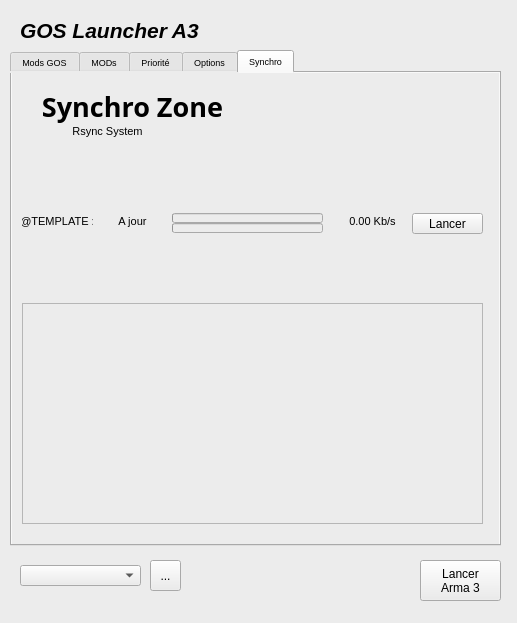
Above: principale.ui from ChristopheTdn/GOSLauncher_A3_Python_version before the change. Below: the same form after it.
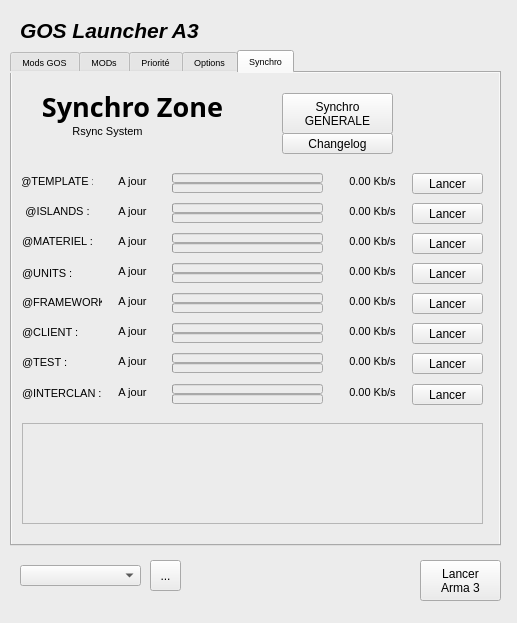
That is the form after the change. Icons and pictures are not drawn.

Commit message: Add some control in RSYNC GUI

```diff
--- a/principale.ui
+++ b/principale.ui
@@ -2171,7 +2171,7 @@
       <property name="geometry">
        <rect>
         <x>10</x>
-        <y>140</y>
+        <y>100</y>
         <width>71</width>
         <height>16</height>
        </rect>
@@ -2192,7 +2192,7 @@
       <property name="geometry">
        <rect>
         <x>90</x>
-        <y>140</y>
+        <y>100</y>
         <width>61</width>
         <height>16</height>
        </rect>
@@ -2213,7 +2213,7 @@
       <property name="geometry">
        <rect>
         <x>330</x>
-        <y>140</y>
+        <y>100</y>
         <width>61</width>
         <height>16</height>
        </rect>
@@ -2234,7 +2234,7 @@
       <property name="geometry">
        <rect>
         <x>400</x>
-        <y>140</y>
+        <y>100</y>
         <width>71</width>
         <height>21</height>
        </rect>
@@ -2247,7 +2247,7 @@
       <property name="geometry">
        <rect>
         <x>160</x>
-        <y>140</y>
+        <y>100</y>
         <width>151</width>
         <height>10</height>
        </rect>
@@ -2266,7 +2266,7 @@
       <property name="geometry">
        <rect>
         <x>160</x>
-        <y>150</y>
+        <y>110</y>
         <width>151</width>
         <height>10</height>
        </rect>
@@ -2285,9 +2285,9 @@
       <property name="geometry">
        <rect>
         <x>10</x>
-        <y>230</y>
+        <y>350</y>
         <width>461</width>
-        <height>221</height>
+        <height>101</height>
        </rect>
       </property>
       <property name="documentTitle">
@@ -2300,6 +2300,831 @@
        <bool>false</bool>
       </property>
      </widget>
+     <widget class="QLabel" name="label_synchro_islands">
+      <property name="geometry">
+       <rect>
+        <x>10</x>
+        <y>130</y>
+        <width>71</width>
+        <height>16</height>
+       </rect>
+      </property>
+      <property name="font">
+       <font>
+        <pointsize>8</pointsize>
+       </font>
+      </property>
+      <property name="text">
+       <string>@ISLANDS :</string>
+      </property>
+      <property name="alignment">
+       <set>Qt::AlignCenter</set>
+      </property>
+     </widget>
+     <widget class="QProgressBar" name="progressBar_synchro_islands_fichier">
+      <property name="geometry">
+       <rect>
+        <x>160</x>
+        <y>130</y>
+        <width>151</width>
+        <height>10</height>
+       </rect>
+      </property>
+      <property name="value">
+       <number>0</number>
+      </property>
+      <property name="alignment">
+       <set>Qt::AlignCenter</set>
+      </property>
+      <property name="textVisible">
+       <bool>false</bool>
+      </property>
+     </widget>
+     <widget class="QLabel" name="label_synchro_islands_debit">
+      <property name="geometry">
+       <rect>
+        <x>330</x>
+        <y>130</y>
+        <width>61</width>
+        <height>16</height>
+       </rect>
+      </property>
+      <property name="font">
+       <font>
+        <pointsize>8</pointsize>
+       </font>
+      </property>
+      <property name="text">
+       <string>0.00 Kb/s</string>
+      </property>
+      <property name="alignment">
+       <set>Qt::AlignCenter</set>
+      </property>
+     </widget>
+     <widget class="QLabel" name="label_synchro_islands_state">
+      <property name="geometry">
+       <rect>
+        <x>90</x>
+        <y>130</y>
+        <width>61</width>
+        <height>16</height>
+       </rect>
+      </property>
+      <property name="font">
+       <font>
+        <pointsize>8</pointsize>
+       </font>
+      </property>
+      <property name="text">
+       <string>A jour</string>
+      </property>
+      <property name="alignment">
+       <set>Qt::AlignCenter</set>
+      </property>
+     </widget>
+     <widget class="QProgressBar" name="progressBar_synchro_islands_global">
+      <property name="geometry">
+       <rect>
+        <x>160</x>
+        <y>140</y>
+        <width>151</width>
+        <height>10</height>
+       </rect>
+      </property>
+      <property name="value">
+       <number>0</number>
+      </property>
+      <property name="alignment">
+       <set>Qt::AlignCenter</set>
+      </property>
+      <property name="textVisible">
+       <bool>false</bool>
+      </property>
+     </widget>
+     <widget class="QPushButton" name="pushButton_synchro_islands_launch">
+      <property name="geometry">
+       <rect>
+        <x>400</x>
+        <y>130</y>
+        <width>71</width>
+        <height>21</height>
+       </rect>
+      </property>
+      <property name="text">
+       <string>Lancer</string>
+      </property>
+     </widget>
+     <widget class="QLabel" name="label_synchro_materiel_state">
+      <property name="geometry">
+       <rect>
+        <x>90</x>
+        <y>160</y>
+        <width>61</width>
+        <height>16</height>
+       </rect>
+      </property>
+      <property name="font">
+       <font>
+        <pointsize>8</pointsize>
+       </font>
+      </property>
+      <property name="text">
+       <string>A jour</string>
+      </property>
+      <property name="alignment">
+       <set>Qt::AlignCenter</set>
+      </property>
+     </widget>
+     <widget class="QProgressBar" name="progressBar_synchro_materiel_fichier">
+      <property name="geometry">
+       <rect>
+        <x>160</x>
+        <y>160</y>
+        <width>151</width>
+        <height>10</height>
+       </rect>
+      </property>
+      <property name="value">
+       <number>0</number>
+      </property>
+      <property name="alignment">
+       <set>Qt::AlignCenter</set>
+      </property>
+      <property name="textVisible">
+       <bool>false</bool>
+      </property>
+     </widget>
+     <widget class="QLabel" name="label_synchro_materiel">
+      <property name="geometry">
+       <rect>
+        <x>10</x>
+        <y>160</y>
+        <width>71</width>
+        <height>16</height>
+       </rect>
+      </property>
+      <property name="font">
+       <font>
+        <pointsize>8</pointsize>
+       </font>
+      </property>
+      <property name="text">
+       <string>@MATERIEL :</string>
+      </property>
+      <property name="alignment">
+       <set>Qt::AlignCenter</set>
+      </property>
+     </widget>
+     <widget class="QLabel" name="label_synchro_materiel_debit">
+      <property name="geometry">
+       <rect>
+        <x>330</x>
+        <y>160</y>
+        <width>61</width>
+        <height>16</height>
+       </rect>
+      </property>
+      <property name="font">
+       <font>
+        <pointsize>8</pointsize>
+       </font>
+      </property>
+      <property name="text">
+       <string>0.00 Kb/s</string>
+      </property>
+      <property name="alignment">
+       <set>Qt::AlignCenter</set>
+      </property>
+     </widget>
+     <widget class="QProgressBar" name="progressBar_synchro_materiel_global">
+      <property name="geometry">
+       <rect>
+        <x>160</x>
+        <y>170</y>
+        <width>151</width>
+        <height>10</height>
+       </rect>
+      </property>
+      <property name="value">
+       <number>0</number>
+      </property>
+      <property name="alignment">
+       <set>Qt::AlignCenter</set>
+      </property>
+      <property name="textVisible">
+       <bool>false</bool>
+      </property>
+     </widget>
+     <widget class="QPushButton" name="pushButton_synchro_materiel_launch">
+      <property name="geometry">
+       <rect>
+        <x>400</x>
+        <y>160</y>
+        <width>71</width>
+        <height>21</height>
+       </rect>
+      </property>
+      <property name="text">
+       <string>Lancer</string>
+      </property>
+     </widget>
+     <widget class="QLabel" name="label_synchro_framework_debit">
+      <property name="geometry">
+       <rect>
+        <x>330</x>
+        <y>220</y>
+        <width>61</width>
+        <height>16</height>
+       </rect>
+      </property>
+      <property name="font">
+       <font>
+        <pointsize>8</pointsize>
+       </font>
+      </property>
+      <property name="text">
+       <string>0.00 Kb/s</string>
+      </property>
+      <property name="alignment">
+       <set>Qt::AlignCenter</set>
+      </property>
+     </widget>
+     <widget class="QPushButton" name="pushButton_synchro_framework_launch">
+      <property name="geometry">
+       <rect>
+        <x>400</x>
+        <y>220</y>
+        <width>71</width>
+        <height>21</height>
+       </rect>
+      </property>
+      <property name="text">
+       <string>Lancer</string>
+      </property>
+     </widget>
+     <widget class="QLabel" name="label_synchro_framework">
+      <property name="geometry">
+       <rect>
+        <x>10</x>
+        <y>219</y>
+        <width>91</width>
+        <height>21</height>
+       </rect>
+      </property>
+      <property name="font">
+       <font>
+        <pointsize>8</pointsize>
+       </font>
+      </property>
+      <property name="text">
+       <string>@FRAMEWORK :</string>
+      </property>
+      <property name="alignment">
+       <set>Qt::AlignLeading|Qt::AlignLeft|Qt::AlignVCenter</set>
+      </property>
+     </widget>
+     <widget class="QProgressBar" name="progressBar_synchro_framework_global">
+      <property name="geometry">
+       <rect>
+        <x>160</x>
+        <y>230</y>
+        <width>151</width>
+        <height>10</height>
+       </rect>
+      </property>
+      <property name="value">
+       <number>0</number>
+      </property>
+      <property name="alignment">
+       <set>Qt::AlignCenter</set>
+      </property>
+      <property name="textVisible">
+       <bool>false</bool>
+      </property>
+     </widget>
+     <widget class="QLabel" name="label_synchro_framework_state">
+      <property name="geometry">
+       <rect>
+        <x>90</x>
+        <y>220</y>
+        <width>61</width>
+        <height>16</height>
+       </rect>
+      </property>
+      <property name="font">
+       <font>
+        <pointsize>8</pointsize>
+       </font>
+      </property>
+      <property name="text">
+       <string>A jour</string>
+      </property>
+      <property name="alignment">
+       <set>Qt::AlignCenter</set>
+      </property>
+     </widget>
+     <widget class="QProgressBar" name="progressBar_synchro_framework_fichier">
+      <property name="geometry">
+       <rect>
+        <x>160</x>
+        <y>220</y>
+        <width>151</width>
+        <height>10</height>
+       </rect>
+      </property>
+      <property name="value">
+       <number>0</number>
+      </property>
+      <property name="alignment">
+       <set>Qt::AlignCenter</set>
+      </property>
+      <property name="textVisible">
+       <bool>false</bool>
+      </property>
+     </widget>
+     <widget class="QLabel" name="label_synchro_units_state">
+      <property name="geometry">
+       <rect>
+        <x>90</x>
+        <y>190</y>
+        <width>61</width>
+        <height>16</height>
+       </rect>
+      </property>
+      <property name="font">
+       <font>
+        <pointsize>8</pointsize>
+       </font>
+      </property>
+      <property name="text">
+       <string>A jour</string>
+      </property>
+      <property name="alignment">
+       <set>Qt::AlignCenter</set>
+      </property>
+     </widget>
+     <widget class="QLabel" name="label_synchro_units">
+      <property name="geometry">
+       <rect>
+        <x>10</x>
+        <y>190</y>
+        <width>61</width>
+        <height>21</height>
+       </rect>
+      </property>
+      <property name="font">
+       <font>
+        <pointsize>8</pointsize>
+       </font>
+      </property>
+      <property name="text">
+       <string>@UNITS :</string>
+      </property>
+      <property name="alignment">
+       <set>Qt::AlignLeading|Qt::AlignLeft|Qt::AlignVCenter</set>
+      </property>
+     </widget>
+     <widget class="QLabel" name="label_synchro_units_debit">
+      <property name="geometry">
+       <rect>
+        <x>330</x>
+        <y>190</y>
+        <width>61</width>
+        <height>16</height>
+       </rect>
+      </property>
+      <property name="font">
+       <font>
+        <pointsize>8</pointsize>
+       </font>
+      </property>
+      <property name="text">
+       <string>0.00 Kb/s</string>
+      </property>
+      <property name="alignment">
+       <set>Qt::AlignCenter</set>
+      </property>
+     </widget>
+     <widget class="QProgressBar" name="progressBar_synchro_units_global">
+      <property name="geometry">
+       <rect>
+        <x>160</x>
+        <y>200</y>
+        <width>151</width>
+        <height>10</height>
+       </rect>
+      </property>
+      <property name="value">
+       <number>0</number>
+      </property>
+      <property name="alignment">
+       <set>Qt::AlignCenter</set>
+      </property>
+      <property name="textVisible">
+       <bool>false</bool>
+      </property>
+     </widget>
+     <widget class="QProgressBar" name="progressBar_synchro_units_fichier">
+      <property name="geometry">
+       <rect>
+        <x>160</x>
+        <y>190</y>
+        <width>151</width>
+        <height>10</height>
+       </rect>
+      </property>
+      <property name="value">
+       <number>0</number>
+      </property>
+      <property name="alignment">
+       <set>Qt::AlignCenter</set>
+      </property>
+      <property name="textVisible">
+       <bool>false</bool>
+      </property>
+     </widget>
+     <widget class="QPushButton" name="pushButton_synchro_units_launch">
+      <property name="geometry">
+       <rect>
+        <x>400</x>
+        <y>190</y>
+        <width>71</width>
+        <height>21</height>
+       </rect>
+      </property>
+      <property name="text">
+       <string>Lancer</string>
+      </property>
+     </widget>
+     <widget class="QPushButton" name="pushButton_synchro_client_launch">
+      <property name="geometry">
+       <rect>
+        <x>400</x>
+        <y>250</y>
+        <width>71</width>
+        <height>21</height>
+       </rect>
+      </property>
+      <property name="text">
+       <string>Lancer</string>
+      </property>
+     </widget>
+     <widget class="QProgressBar" name="progressBar_synchro_client_fichier">
+      <property name="geometry">
+       <rect>
+        <x>160</x>
+        <y>250</y>
+        <width>151</width>
+        <height>10</height>
+       </rect>
+      </property>
+      <property name="value">
+       <number>0</number>
+      </property>
+      <property name="alignment">
+       <set>Qt::AlignCenter</set>
+      </property>
+      <property name="textVisible">
+       <bool>false</bool>
+      </property>
+     </widget>
+     <widget class="QLabel" name="label_synchro_client">
+      <property name="geometry">
+       <rect>
+        <x>10</x>
+        <y>249</y>
+        <width>91</width>
+        <height>21</height>
+       </rect>
+      </property>
+      <property name="font">
+       <font>
+        <pointsize>8</pointsize>
+       </font>
+      </property>
+      <property name="text">
+       <string>@CLIENT :</string>
+      </property>
+      <property name="alignment">
+       <set>Qt::AlignLeading|Qt::AlignLeft|Qt::AlignVCenter</set>
+      </property>
+     </widget>
+     <widget class="QProgressBar" name="progressBar_synchro_client_global">
+      <property name="geometry">
+       <rect>
+        <x>160</x>
+        <y>260</y>
+        <width>151</width>
+        <height>10</height>
+       </rect>
+      </property>
+      <property name="value">
+       <number>0</number>
+      </property>
+      <property name="alignment">
+       <set>Qt::AlignCenter</set>
+      </property>
+      <property name="textVisible">
+       <bool>false</bool>
+      </property>
+     </widget>
+     <widget class="QLabel" name="label_synchro_client_state">
+      <property name="geometry">
+       <rect>
+        <x>90</x>
+        <y>250</y>
+        <width>61</width>
+        <height>16</height>
+       </rect>
+      </property>
+      <property name="font">
+       <font>
+        <pointsize>8</pointsize>
+       </font>
+      </property>
+      <property name="text">
+       <string>A jour</string>
+      </property>
+      <property name="alignment">
+       <set>Qt::AlignCenter</set>
+      </property>
+     </widget>
+     <widget class="QLabel" name="label_synchro_client_debit">
+      <property name="geometry">
+       <rect>
+        <x>330</x>
+        <y>250</y>
+        <width>61</width>
+        <height>16</height>
+       </rect>
+      </property>
+      <property name="font">
+       <font>
+        <pointsize>8</pointsize>
+       </font>
+      </property>
+      <property name="text">
+       <string>0.00 Kb/s</string>
+      </property>
+      <property name="alignment">
+       <set>Qt::AlignCenter</set>
+      </property>
+     </widget>
+     <widget class="QProgressBar" name="progressBar_synchro_test_global">
+      <property name="geometry">
+       <rect>
+        <x>160</x>
+        <y>290</y>
+        <width>151</width>
+        <height>10</height>
+       </rect>
+      </property>
+      <property name="value">
+       <number>0</number>
+      </property>
+      <property name="alignment">
+       <set>Qt::AlignCenter</set>
+      </property>
+      <property name="textVisible">
+       <bool>false</bool>
+      </property>
+     </widget>
+     <widget class="QPushButton" name="pushButton_synchro_test_launch">
+      <property name="geometry">
+       <rect>
+        <x>400</x>
+        <y>280</y>
+        <width>71</width>
+        <height>21</height>
+       </rect>
+      </property>
+      <property name="text">
+       <string>Lancer</string>
+      </property>
+     </widget>
+     <widget class="QProgressBar" name="progressBar_synchro_test_fichier">
+      <property name="geometry">
+       <rect>
+        <x>160</x>
+        <y>280</y>
+        <width>151</width>
+        <height>10</height>
+       </rect>
+      </property>
+      <property name="value">
+       <number>0</number>
+      </property>
+      <property name="alignment">
+       <set>Qt::AlignCenter</set>
+      </property>
+      <property name="textVisible">
+       <bool>false</bool>
+      </property>
+     </widget>
+     <widget class="QLabel" name="label_synchro_test">
+      <property name="geometry">
+       <rect>
+        <x>10</x>
+        <y>279</y>
+        <width>91</width>
+        <height>21</height>
+       </rect>
+      </property>
+      <property name="font">
+       <font>
+        <pointsize>8</pointsize>
+       </font>
+      </property>
+      <property name="text">
+       <string>@TEST :</string>
+      </property>
+      <property name="alignment">
+       <set>Qt::AlignLeading|Qt::AlignLeft|Qt::AlignVCenter</set>
+      </property>
+     </widget>
+     <widget class="QLabel" name="label_synchro_test_state">
+      <property name="geometry">
+       <rect>
+        <x>90</x>
+        <y>280</y>
+        <width>61</width>
+        <height>16</height>
+       </rect>
+      </property>
+      <property name="font">
+       <font>
+        <pointsize>8</pointsize>
+       </font>
+      </property>
+      <property name="text">
+       <string>A jour</string>
+      </property>
+      <property name="alignment">
+       <set>Qt::AlignCenter</set>
+      </property>
+     </widget>
+     <widget class="QLabel" name="label_synchro_test_debit">
+      <property name="geometry">
+       <rect>
+        <x>330</x>
+        <y>280</y>
+        <width>61</width>
+        <height>16</height>
+       </rect>
+      </property>
+      <property name="font">
+       <font>
+        <pointsize>8</pointsize>
+       </font>
+      </property>
+      <property name="text">
+       <string>0.00 Kb/s</string>
+      </property>
+      <property name="alignment">
+       <set>Qt::AlignCenter</set>
+      </property>
+     </widget>
+     <widget class="QLabel" name="label_synchro_interclan_debit">
+      <property name="geometry">
+       <rect>
+        <x>330</x>
+        <y>311</y>
+        <width>61</width>
+        <height>16</height>
+       </rect>
+      </property>
+      <property name="font">
+       <font>
+        <pointsize>8</pointsize>
+       </font>
+      </property>
+      <property name="text">
+       <string>0.00 Kb/s</string>
+      </property>
+      <property name="alignment">
+       <set>Qt::AlignCenter</set>
+      </property>
+     </widget>
+     <widget class="QLabel" name="label_synchro_interclan_state">
+      <property name="geometry">
+       <rect>
+        <x>90</x>
+        <y>311</y>
+        <width>61</width>
+        <height>16</height>
+       </rect>
+      </property>
+      <property name="font">
+       <font>
+        <pointsize>8</pointsize>
+       </font>
+      </property>
+      <property name="text">
+       <string>A jour</string>
+      </property>
+      <property name="alignment">
+       <set>Qt::AlignCenter</set>
+      </property>
+     </widget>
+     <widget class="QProgressBar" name="progressBar_synchro_interclan_fichier">
+      <property name="geometry">
+       <rect>
+        <x>160</x>
+        <y>311</y>
+        <width>151</width>
+        <height>10</height>
+       </rect>
+      </property>
+      <property name="value">
+       <number>0</number>
+      </property>
+      <property name="alignment">
+       <set>Qt::AlignCenter</set>
+      </property>
+      <property name="textVisible">
+       <bool>false</bool>
+      </property>
+     </widget>
+     <widget class="QProgressBar" name="progressBar_synchro_interclan_global">
+      <property name="geometry">
+       <rect>
+        <x>160</x>
+        <y>321</y>
+        <width>151</width>
+        <height>10</height>
+       </rect>
+      </property>
+      <property name="value">
+       <number>0</number>
+      </property>
+      <property name="alignment">
+       <set>Qt::AlignCenter</set>
+      </property>
+      <property name="textVisible">
+       <bool>false</bool>
+      </property>
+     </widget>
+     <widget class="QPushButton" name="pushButton_synchro_interclan_launch">
+      <property name="geometry">
+       <rect>
+        <x>400</x>
+        <y>311</y>
+        <width>71</width>
+        <height>21</height>
+       </rect>
+      </property>
+      <property name="text">
+       <string>Lancer</string>
+      </property>
+     </widget>
+     <widget class="QLabel" name="label_synchro_interclan">
+      <property name="geometry">
+       <rect>
+        <x>10</x>
+        <y>310</y>
+        <width>91</width>
+        <height>21</height>
+       </rect>
+      </property>
+      <property name="font">
+       <font>
+        <pointsize>8</pointsize>
+       </font>
+      </property>
+      <property name="text">
+       <string>@INTERCLAN :</string>
+      </property>
+      <property name="alignment">
+       <set>Qt::AlignLeading|Qt::AlignLeft|Qt::AlignVCenter</set>
+      </property>
+     </widget>
+     <widget class="QPushButton" name="pushButton_synchro_generale_launch">
+      <property name="geometry">
+       <rect>
+        <x>270</x>
+        <y>20</y>
+        <width>111</width>
+        <height>41</height>
+       </rect>
+      </property>
+      <property name="text">
+       <string>Synchro
+GENERALE</string>
+      </property>
+     </widget>
+     <widget class="QPushButton" name="pushButton_synchro_changelog_launch">
+      <property name="geometry">
+       <rect>
+        <x>270</x>
+        <y>60</y>
+        <width>111</width>
+        <height>21</height>
+       </rect>
+      </property>
+      <property name="text">
+       <string>Changelog</string>
+      </property>
+     </widget>
     </widget>
    </widget>
    <widget class="QPushButton" name="pushButton_LaunchArma3">
```
Left out of the diff: 42 changed lines with no effect on the pictures. The commit also changes 3 other files.
